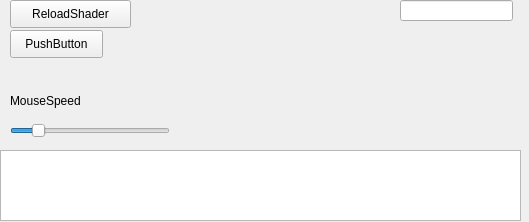
Before: the Qt Designer form mainwindow.ui in HermitZHQ/QtOpenGL, drawn with Qt 5.
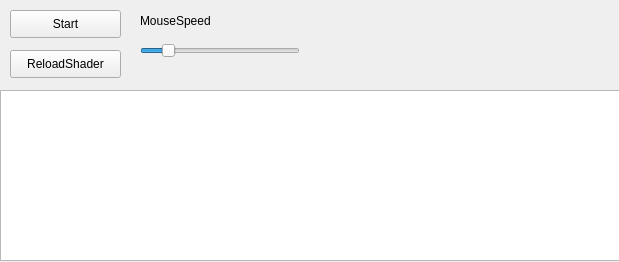
After: the same form once the commit is applied.

Commit message: 更新提示消息系统，封装动态切换shader，封装mesh的render函数，加入模版测试的多墙面穿透代码

```diff
--- a/mainwindow.ui
+++ b/mainwindow.ui
@@ -6,30 +6,20 @@
    <rect>
     <x>0</x>
     <y>0</y>
-    <width>529</width>
-    <height>222</height>
+    <width>619</width>
+    <height>262</height>
    </rect>
   </property>
   <property name="windowTitle">
    <string>MainWindow</string>
   </property>
   <widget class="QWidget" name="centralwidget">
-   <widget class="QLineEdit" name="lineEdit">
-    <property name="geometry">
-     <rect>
-      <x>400</x>
-      <y>0</y>
-      <width>113</width>
-      <height>21</height>
-     </rect>
-    </property>
-   </widget>
-   <widget class="QPushButton" name="pushButton">
+   <widget class="QPushButton" name="btn_reloadShader">
     <property name="geometry">
      <rect>
       <x>10</x>
-      <y>0</y>
-      <width>121</width>
+      <y>50</y>
+      <width>111</width>
       <height>28</height>
      </rect>
     </property>
@@ -41,30 +31,30 @@
     <property name="geometry">
      <rect>
       <x>10</x>
-      <y>30</y>
-      <width>93</width>
+      <y>10</y>
+      <width>111</width>
       <height>28</height>
      </rect>
     </property>
     <property name="text">
-     <string>PushButton</string>
+     <string>Start</string>
     </property>
    </widget>
    <widget class="QListWidget" name="list_info">
     <property name="geometry">
      <rect>
       <x>0</x>
-      <y>150</y>
-      <width>521</width>
-      <height>71</height>
+      <y>90</y>
+      <width>621</width>
+      <height>171</height>
      </rect>
     </property>
    </widget>
    <widget class="QSlider" name="horizontalSlider">
     <property name="geometry">
      <rect>
-      <x>10</x>
-      <y>120</y>
+      <x>140</x>
+      <y>40</y>
       <width>160</width>
       <height>22</height>
      </rect>
@@ -85,8 +75,8 @@
    <widget class="QLabel" name="label">
     <property name="geometry">
      <rect>
-      <x>10</x>
-      <y>90</y>
+      <x>140</x>
+      <y>10</y>
       <width>91</width>
       <height>21</height>
      </rect>
```
Left out of the diff: 23 changed lines with no effect on the pictures. The commit also changes 21 other files.
